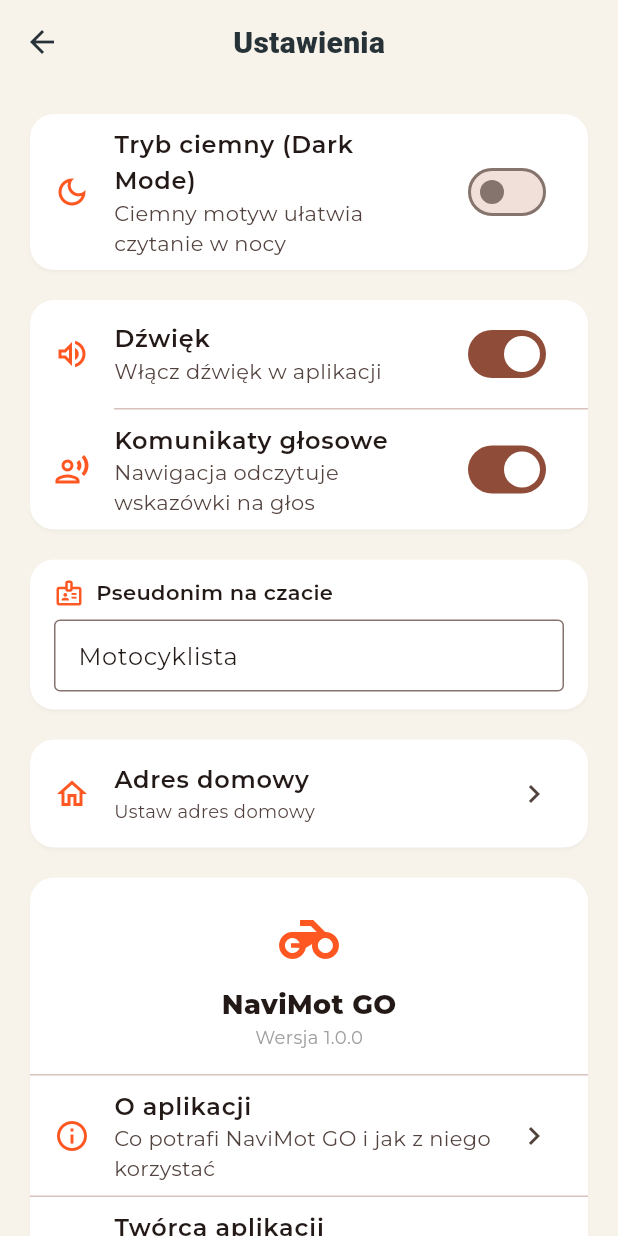
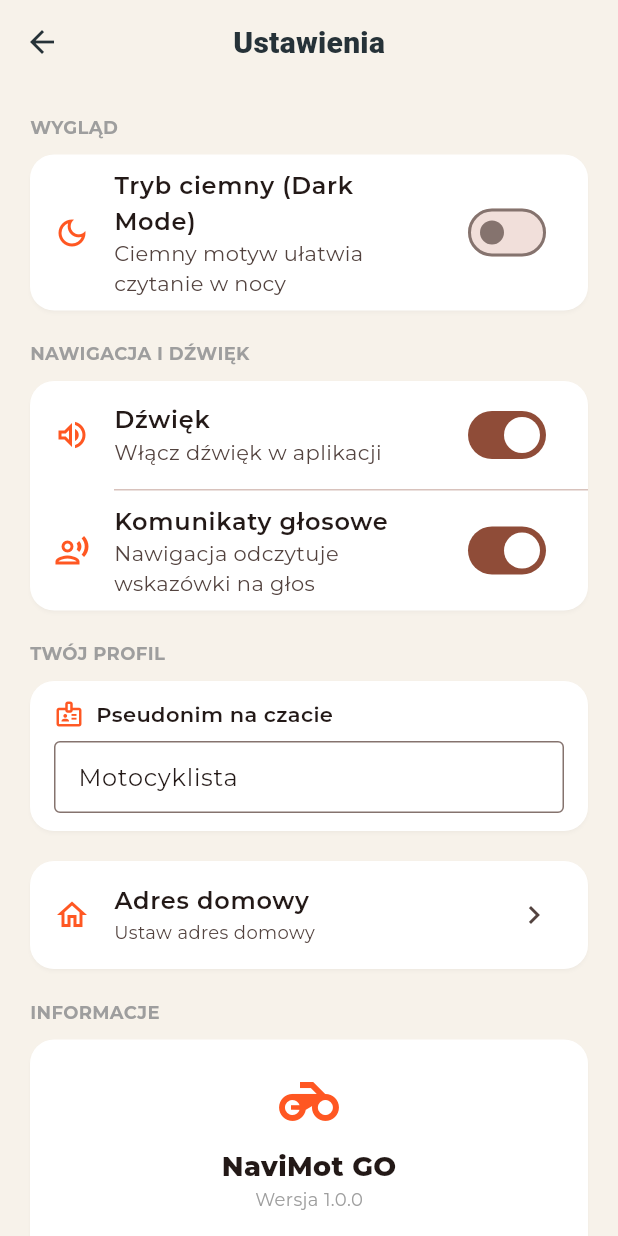
Before and after one commit to Jc0o0b/NaviMot-GO, a Flutter app: the SettingsScreen screen opened directly, on a phone screen of 412 x 824 dp. Run offline on Flutter 3.47's test engine with Material 3 defaults, Android fonts, the phone set to English and light mode, and no system bars; our stand-ins replace flutter_map, flutter_tts, geolocator, image_picker, latlong2, shared_preferences and 1 more; missing offline and left inert: dart:js_interop; accounts and stored records are empty.

Commit message:
Nawigacja: czas pozostały liczony z modelu motocyklowego (nie z OSRM rowerowego), baner z dystansem do manewru i nazwą drogi; uproszczone komunikaty na drodze (Skręć w lewo/prawo, bez w ulicę); usunięty wskaźnik malowniczości i średnia prędkość; ustawienia pogrupowane w sekcje (Wygląd, Nawigacja i dźwięk, Twój profil, Informacje)

```diff
--- a/lib/screens/settings_screen.dart
+++ b/lib/screens/settings_screen.dart
@@ -26,6 +26,7 @@ class SettingsScreen extends StatelessWidget {
           return ListView(
             padding: const EdgeInsets.all(16),
             children: [
+              const _SectionLabel('Wygląd'),
               Card(
                 child: SwitchListTile(
                   secondary: const Icon(Icons.dark_mode_outlined,
@@ -39,6 +40,7 @@ class SettingsScreen extends StatelessWidget {
                 ),
               ),
               const SizedBox(height: 12),
+              const _SectionLabel('Nawigacja i dźwięk'),
               Card(
                 child: Column(
                   children: [
@@ -68,6 +70,7 @@ class SettingsScreen extends StatelessWidget {
                 ),
               ),
               const SizedBox(height: 12),
+              const _SectionLabel('Twój profil'),
               Card(
                 child: Padding(
                   padding: const EdgeInsets.symmetric(
@@ -118,6 +121,7 @@ class SettingsScreen extends StatelessWidget {
                 ),
               ),
               const SizedBox(height: 12),
+              const _SectionLabel('Informacje'),
               Card(
                 child: Column(
                   children: [
@@ -161,8 +165,7 @@ class SettingsScreen extends StatelessWidget {
     );
   }
 
-  void _showAbout(BuildContext context) {
-    showAboutDialog(
+  void _showAbout(BuildContext context) {    showAboutDialog(
       context: context,
       applicationName: 'NaviMot GO',
       applicationVersion: '1.0.0',
@@ -180,3 +183,20 @@ class SettingsScreen extends StatelessWidget {
     );
   }
 }
+
+class _SectionLabel extends StatelessWidget {
+  final String text;
+  const _SectionLabel(this.text);
+
+  @override
+  Widget build(BuildContext context) {
+    return Padding(
+      padding: const EdgeInsets.fromLTRB(4, 4, 4, 6),
+      child: Text(
+        text.toUpperCase(),
+        style: const TextStyle(
+            fontSize: 12, fontWeight: FontWeight.bold, color: Colors.grey),
+      ),
+    );
+  }
+}
```
Also changed, not shown: lib/screens/map_screen.dart (+1 -9 lines), lib/screens/navigation_screen.dart (+18 -25 lines), lib/screens/saved_routes_screen.dart (+5 -21 lines), lib/services/navigation_service.dart (+13 -21 lines), 1 other file.
